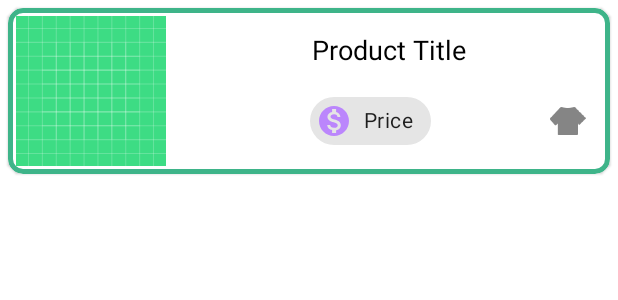
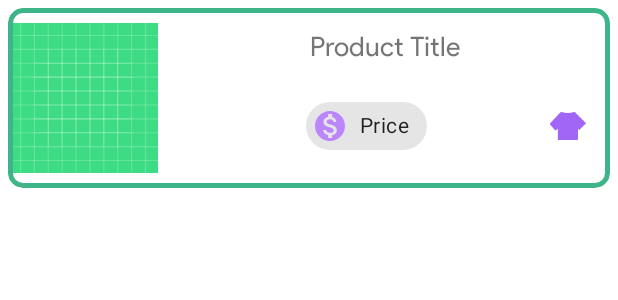
Before and after one commit to zzjjaayy/ChkOut, an Android app: the layout product_item.xml on its own in the app's theme, with its tools: preview values and no code run, on a phone screen of 412 x 824 dp. Shown: the top 300 px of the screen. Run offline under Robolectric (Android 15) with nearby library versions, the light colour scheme and no system bars.

Commit message:
Final touches and some refactor

```diff
--- a/app/build.gradle
+++ b/app/build.gradle
@@ -71,7 +71,4 @@ dependencies {
 
     // Kotlin coroutines
     implementation "org.jetbrains.kotlinx:kotlinx-coroutines-android:1.5.1"
-
-    // RecyclerView Animator
-    implementation 'jp.wasabeef:recyclerview-animators:4.0.2'
 }
--- a/app/src/main/java/com/jay/chkout/fragments/ProductListFragment.kt
+++ b/app/src/main/java/com/jay/chkout/fragments/ProductListFragment.kt
@@ -76,18 +76,21 @@ class ProductListFragment : Fragment() {
         networkViewModel.status.observe(viewLifecycleOwner, {
             when(it){
                 ApiStatus.LOADING -> {
+                    binding.profileImage.visibility = View.VISIBLE
                     binding.welcomeText.visibility = View.VISIBLE
                     binding.loadingIndicator.visibility = View.VISIBLE
                     binding.errorIndicator.visibility = View.GONE
                     binding.productsRecyclerView.visibility = View.GONE
                 }
                 ApiStatus.DONE -> {
+                    binding.profileImage.visibility = View.VISIBLE
                     binding.welcomeText.visibility = View.VISIBLE
                     binding.loadingIndicator.visibility = View.GONE
                     binding.errorIndicator.visibility = View.GONE
                     binding.productsRecyclerView.visibility = View.VISIBLE
                 }
                 ApiStatus.ERROR -> {
+                    binding.profileImage.visibility = View.GONE
                     binding.welcomeText.visibility = View.GONE
                     binding.loadingIndicator.visibility = View.GONE
                     binding.errorIndicator.visibility = View.VISIBLE
--- a/app/src/main/res/layout/product_item.xml
+++ b/app/src/main/res/layout/product_item.xml
@@ -7,21 +7,21 @@
     xmlns:tools="http://schemas.android.com/tools"
     app:cardCornerRadius="10dp"
     android:layout_margin="5dp"
-    app:cardBackgroundColor="@color/white"
     app:strokeColor="@color/green"
-    app:strokeWidth="3dp">
+    app:strokeWidth="3dp"
+    app:cardMaxElevation="0dp"
+    app:cardElevation="0dp"
+    android:padding="0dp">
 
     <androidx.constraintlayout.widget.ConstraintLayout
         android:layout_width="match_parent"
-        android:layout_height="match_parent">
+        android:layout_height="120dp">
 
     <ImageView
-        android:layout_margin="5dp"
         android:id="@+id/product_image"
         android:layout_width="100dp"
         android:background="@color/white"
-        android:layout_height="100dp"
-        android:layout_marginStart="16dp"
+        android:layout_height="match_parent"
         app:layout_constraintBottom_toBottomOf="parent"
         app:layout_constraintStart_toStartOf="parent"
         app:layout_constraintTop_toTopOf="parent"
@@ -40,7 +40,6 @@
             android:gravity="center"
             android:maxEms="25"
             android:maxLines="2"
-            android:textColor="@color/black"
             android:textSize="18sp"
             app:layout_constraintEnd_toEndOf="parent"
             app:layout_constraintStart_toEndOf="@id/product_image"
@@ -72,6 +71,7 @@
             android:src="@drawable/ic_category_clothing"
             app:layout_constraintBottom_toBottomOf="@id/product_price"
             app:layout_constraintEnd_toEndOf="parent"
+            app:tint="@color/purple_500"
             app:layout_constraintTop_toTopOf="@+id/product_price" />
     </androidx.constraintlayout.widget.ConstraintLayout>
 </com.google.android.material.card.MaterialCardView>
--- a/app/src/main/res/values-night/themes.xml
+++ b/app/src/main/res/values-night/themes.xml
@@ -12,6 +12,7 @@
         <!-- Status bar color. -->
         <item name="android:statusBarColor" tools:targetApi="l">?attr/colorOnPrimary</item>
         <!-- Customize your theme here. -->
+        <item name="android:fontFamily">@font/product_sans_regular</item>
     </style>
     <style name="CircularDeterminateProgressBar">
         <item name="android:indeterminateOnly">false</item>
--- a/app/src/main/res/values/themes.xml
+++ b/app/src/main/res/values/themes.xml
@@ -12,6 +12,7 @@
         <!-- Status bar color. -->
         <item name="android:statusBarColor" tools:targetApi="l">?attr/colorPrimaryVariant</item>
         <!-- Customize your theme here. -->
+        <item name="android:fontFamily">@font/product_sans_regular</item>
     </style>
     <style name="CircularDeterminateProgressBar">
         <item name="android:indeterminateOnly">false</item>
```
Also changed, not shown: app/src/main/java/com/jay/chkout/fragments/ProductDetailsFragment.kt (+20 -14 lines), app/src/main/res/font/product_sans_regular.ttf (added).
